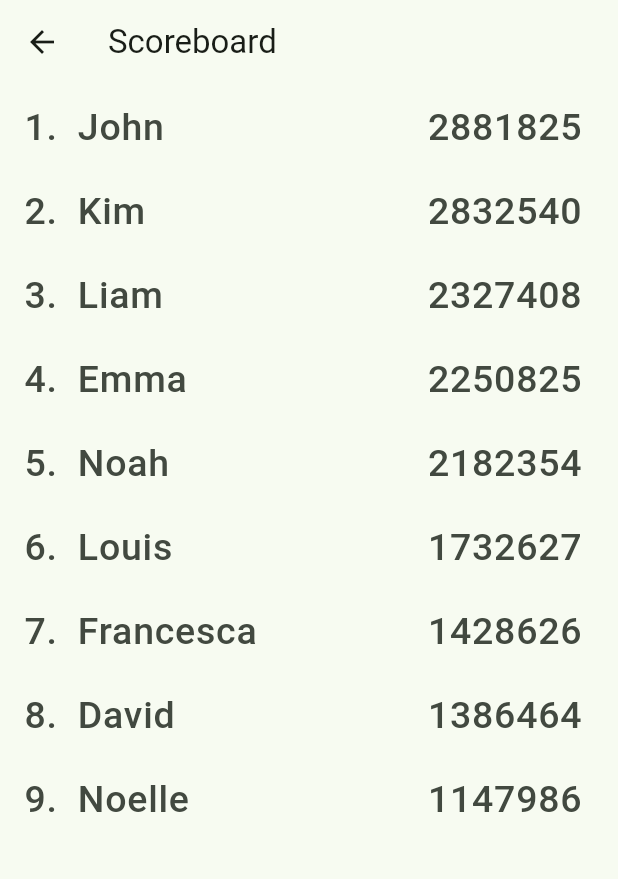
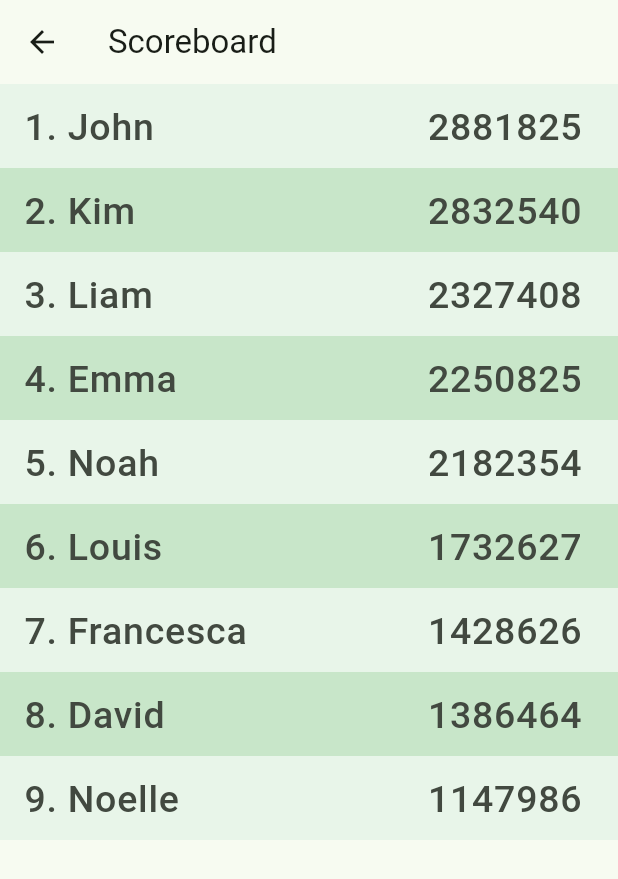
Before and after one commit to rfeuz/bellapp, a Flutter app: the ScoreboardPage screen opened directly, on a phone screen of 412 x 824 dp. Shown: the top 879 px of the screen. Run offline on Flutter 3.47's test engine with Material 3 defaults, Android fonts, the light colour scheme and no system bars.

Commit message:
Update stepchallenges.dart
scoreboard

```diff
--- a/lib/stepchallenges.dart
+++ b/lib/stepchallenges.dart
@@ -21,18 +21,19 @@ class ScoreboardPage extends StatelessWidget {
         title: Text('Scoreboard'),
       ),
       body: ListView.builder(
-        itemCount: playerNames.length, // Use length of playerNames list for item count
+        itemCount: playerNames.length,
         itemBuilder: (context, index) {
-          return ListTile(
-
-            leading: Text(
-              '${index +1}.  ${playerNames[index]}',
-
-              style: TextStyle(fontSize: 25.0), // Change font size here
-            ),
-            trailing: Text(
-              '${playerScores[index]}',
-              style: TextStyle(fontSize: 25.0), // Change font size here
+          return Container(
+            color: index % 2 == 0 ? Colors.green[50] : Colors.green[100],
+            child: ListTile(
+              leading: Text(
+                '${index + 1}. ${playerNames[index]}',
+                style: TextStyle(fontSize: 25.0),
+              ),
+              trailing: Text(
+                '${playerScores[index]}',
+                style: TextStyle(fontSize: 25.0),
+              ),
             ),
           );
         },
```
